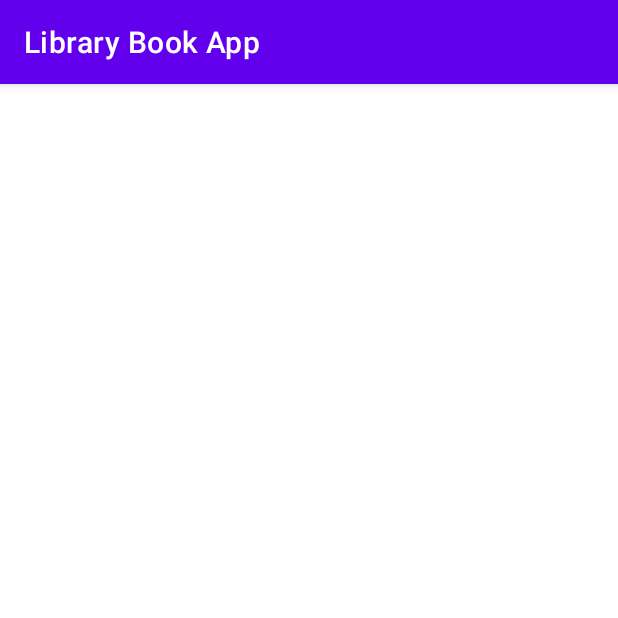
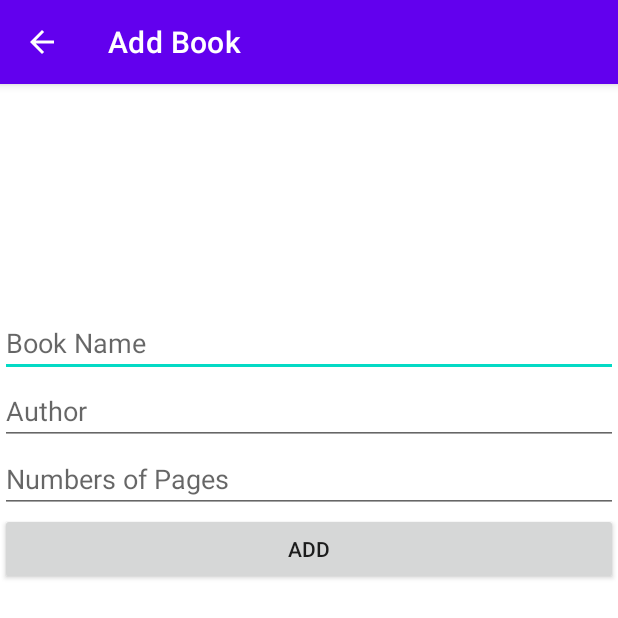
Before and after one commit to jam172002/Book-Library, an Android app: the AddActivity screen opened directly, with no data from a screen before it, on a phone screen of 412 x 824 dp. Shown: the top 618 px of the screen. Run offline under Robolectric (Android 15) with nearby library versions, the phone set to English and light mode, and no system bars.

Commit message:
The Add Activity is completed and data is being taken and stored in the database

```diff
--- a/app/build.gradle
+++ b/app/build.gradle
@@ -14,6 +14,9 @@ android {
         versionName "1.0"
 
         testInstrumentationRunner "androidx.test.runner.AndroidJUnitRunner"
+    }
+    buildFeatures{
+        viewBinding true
     }
 
     buildTypes {
--- a/app/src/main/java/com/example/librarybookapp/AddActivity.java
+++ b/app/src/main/java/com/example/librarybookapp/AddActivity.java
@@ -3,12 +3,30 @@ package com.example.librarybookapp;
 import androidx.appcompat.app.AppCompatActivity;
 
 import android.os.Bundle;
+import android.view.View;
+
+import com.example.librarybookapp.databinding.ActivityAddBinding;
 
 public class AddActivity extends AppCompatActivity {
 
+
+    ActivityAddBinding binding;
     @Override
     protected void onCreate(Bundle savedInstanceState) {
+        binding = ActivityAddBinding.inflate(getLayoutInflater());
         super.onCreate(savedInstanceState);
-        setContentView(R.layout.activity_add);
+        setContentView(binding.getRoot());
+
+        binding.bttnAdd.setOnClickListener(new View.OnClickListener() {
+            @Override
+            public void onClick(View view) {
+                String name = binding.name.getText().toString();
+                String author = binding.author.getText().toString();
+                int pNumber = Integer.parseInt(binding.pNumber.getText().toString().trim());
+
+                DBHelper db = new DBHelper(AddActivity.this);
+                db.addBooks(name, author, pNumber);
+            }
+        });
     }
 }
--- /dev/null
+++ b/app/src/main/res/drawable/baseline_add_24.xml
@@ -0,0 +1,5 @@
+<vector android:height="24dp" android:tint="#F2F3F6"
+    android:viewportHeight="24" android:viewportWidth="24"
+    android:width="24dp" xmlns:android="http://schemas.android.com/apk/res/android">
+    <path android:fillColor="@android:color/white" android:pathData="M19,13h-6v6h-2v-6H5v-2h6V5h2v6h6v2z"/>
+</vector>
--- a/app/src/main/res/layout/activity_add.xml
+++ b/app/src/main/res/layout/activity_add.xml
@@ -4,6 +4,51 @@
     xmlns:tools="http://schemas.android.com/tools"
     android:layout_width="match_parent"
     android:layout_height="match_parent"
+    android:layout_gravity="center"
+    android:layout_margin="50dp"
     tools:context=".AddActivity">
 
+    <EditText
+        android:id="@+id/name"
+        android:layout_width="match_parent"
+        android:layout_height="wrap_content"
+        android:layout_marginTop="150dp"
+        android:ems="10"
+        android:hint="Book Name"
+        android:inputType="textPersonName"
+        app:layout_constraintEnd_toEndOf="parent"
+        app:layout_constraintStart_toStartOf="parent"
+        app:layout_constraintTop_toTopOf="parent" />
+
+    <EditText
+        android:id="@+id/author"
+        android:layout_width="match_parent"
+        android:layout_height="wrap_content"
+        android:ems="10"
+        android:inputType="textPersonName"
+        android:hint="Author"
+        app:layout_constraintEnd_toEndOf="parent"
+        app:layout_constraintHorizontal_bias="1.0"
+        app:layout_constraintStart_toStartOf="parent"
+        app:layout_constraintTop_toBottomOf="@+id/name" />
+
+    <EditText
+        android:id="@+id/pNumber"
+        android:layout_width="match_parent"
+        android:layout_height="wrap_content"
+        android:ems="10"
+        android:hint="Numbers of Pages"
+        android:inputType="numberSigned"
+        app:layout_constraintEnd_toEndOf="parent"
+        app:layout_constraintStart_toStartOf="parent"
+        app:layout_constraintTop_toBottomOf="@+id/author" />
+
+    <androidx.appcompat.widget.AppCompatButton
+        android:id="@+id/bttnAdd"
+        android:layout_width="match_parent"
+        android:layout_height="wrap_content"
+        android:text="Add"
+        app:layout_constraintEnd_toEndOf="parent"
+        app:layout_constraintStart_toStartOf="parent"
+        app:layout_constraintTop_toBottomOf="@+id/pNumber" />
 </androidx.constraintlayout.widget.ConstraintLayout>
```
Also changed, not shown: app/src/main/AndroidManifest.xml (+7 -2 lines), app/src/main/java/com/example/librarybookapp/DBHelper.java (+19 -9 lines), app/src/main/java/com/example/librarybookapp/MainActivity.java (+17 -2 lines), app/src/main/res/layout/activity_main.xml (+16 -4 lines).
